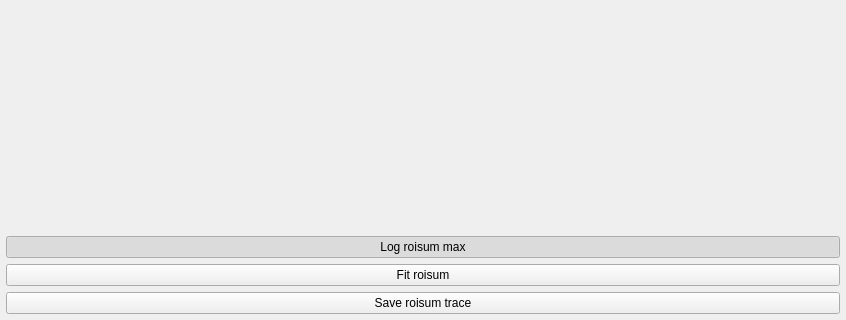
First picture: the form in labscript_devices/IMAQdxCamera/blacs_tab.ui, repository jkthompsonlab/labscript-devices, before the edit; both pictures show x 0 to 846 and y 339 to 659 of the 846 by 659 pixel window.
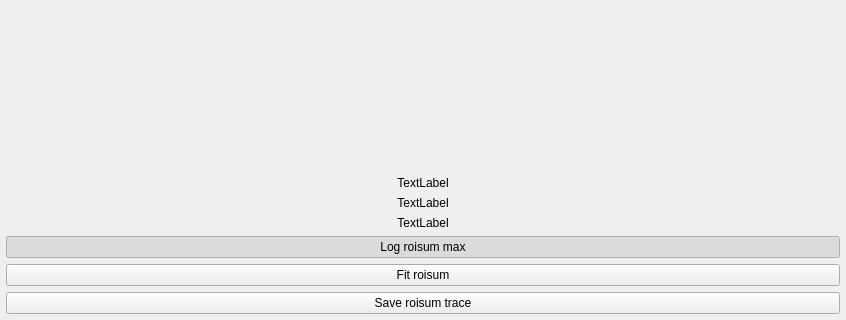
Second picture: the form after the edit. Icons and pictures are not drawn.

Commit message: blacs tab ui: add roi coordinate display

Patch:
```diff
--- a/labscript_devices/IMAQdxCamera/blacs_tab.ui
+++ b/labscript_devices/IMAQdxCamera/blacs_tab.ui
@@ -155,6 +155,36 @@
          </property>
         </spacer>
        </item>
+       <item>
+        <widget class="QLabel" name="label_roi_pos">
+         <property name="text">
+          <string>TextLabel</string>
+         </property>
+         <property name="alignment">
+          <set>Qt::AlignCenter</set>
+         </property>
+        </widget>
+       </item>
+       <item>
+        <widget class="QLabel" name="label_roi_size">
+         <property name="text">
+          <string>TextLabel</string>
+         </property>
+         <property name="alignment">
+          <set>Qt::AlignCenter</set>
+         </property>
+        </widget>
+       </item>
+       <item>
+        <widget class="QLabel" name="label_roi_angle">
+         <property name="text">
+          <string>TextLabel</string>
+         </property>
+         <property name="alignment">
+          <set>Qt::AlignCenter</set>
+         </property>
+        </widget>
+       </item>
        <item>
         <widget class="QPushButton" name="pushButton_log_roisum_max">
          <property name="toolTip">
```
